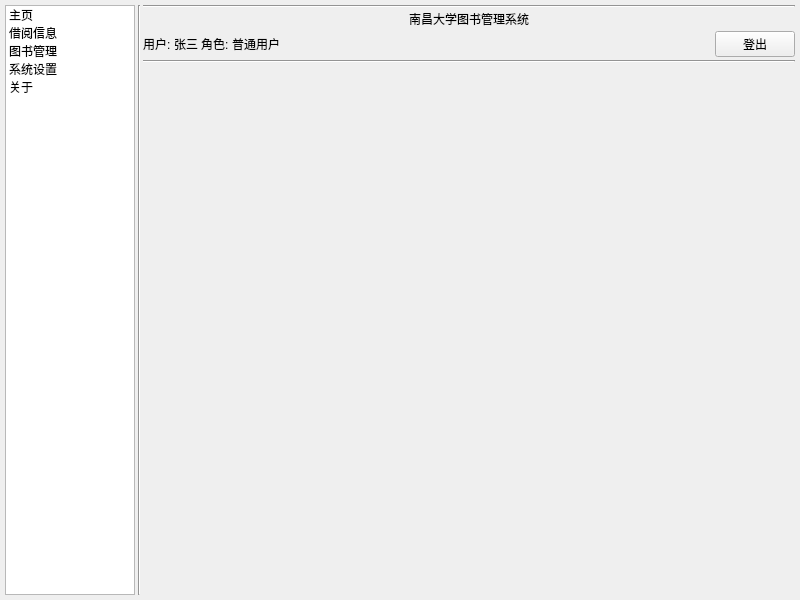
This is ui/main_window.ui in mr0yun/BookManager as Qt 5 draws it before an edit. The edited form follows.
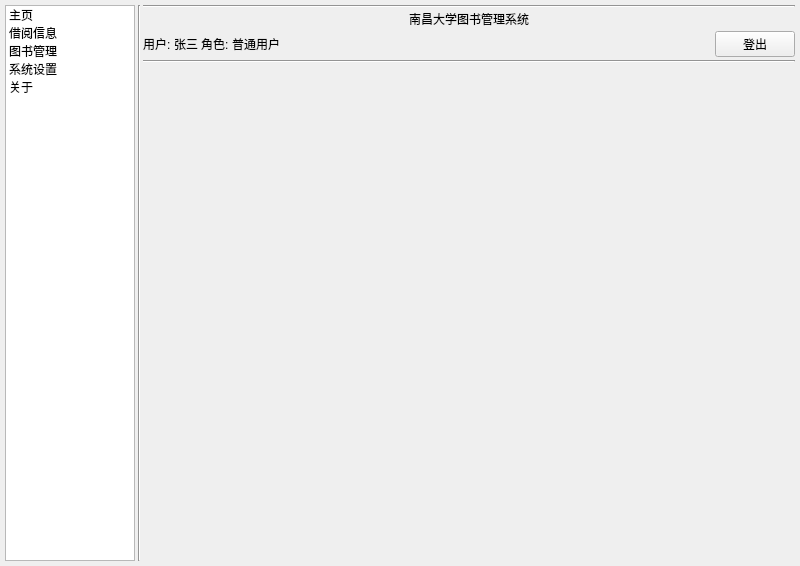
This is the edited form.

Patch:
```diff
--- a/ui/main_window.ui
+++ b/ui/main_window.ui
@@ -7,7 +7,7 @@
     <x>0</x>
     <y>0</y>
     <width>800</width>
-    <height>600</height>
+    <height>566</height>
    </rect>
   </property>
   <property name="windowTitle">
```
Left out of the diff: 10 changed lines with no effect on the pictures.
